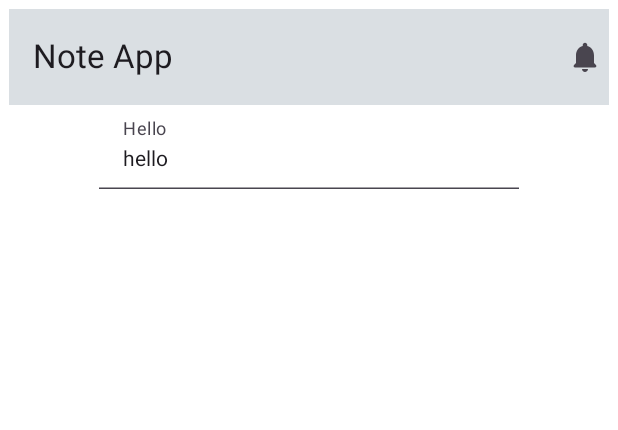
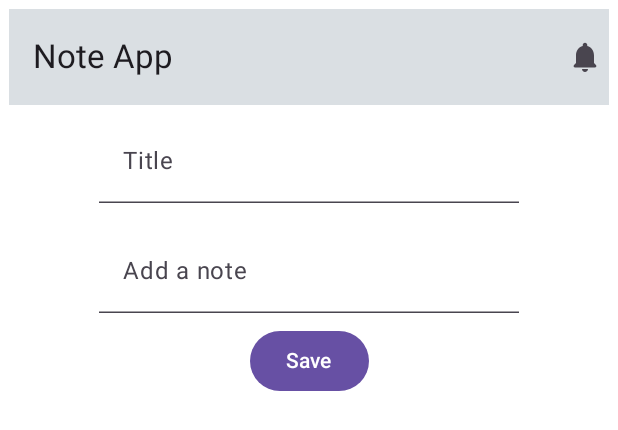
Before and after one commit to arstanrakhmat/compose-note-app, an Android app built with Jetpack Compose: the @Preview function NotesScreenPreview, on a phone screen of 412 x 824 dp. Shown: the top 430 px of the screen. Run offline under Robolectric (Android 15) with nearby library versions, the phone set to English and light mode, and no system bars.

Commit message:
Implement text fields and button

```diff
--- a/app/src/main/java/com/example/noteapp/MainActivity.kt
+++ b/app/src/main/java/com/example/noteapp/MainActivity.kt
@@ -6,10 +6,10 @@ import androidx.activity.compose.setContent
 import androidx.compose.foundation.layout.fillMaxSize
 import androidx.compose.material3.MaterialTheme
 import androidx.compose.material3.Surface
-import androidx.compose.material3.Text
 import androidx.compose.runtime.Composable
 import androidx.compose.ui.Modifier
 import androidx.compose.ui.tooling.preview.Preview
+import com.example.noteapp.screen.NoteScreen
 import com.example.noteapp.ui.theme.NoteAppTheme
 
 class MainActivity : ComponentActivity() {
@@ -22,13 +22,12 @@ class MainActivity : ComponentActivity() {
                     modifier = Modifier.fillMaxSize(),
                     color = MaterialTheme.colorScheme.background
                 ) {
-
+                    NoteScreen()
                 }
             }
         }
     }
 }
-
 
 
 @Preview(showBackground = true)
--- a/app/src/main/java/com/example/noteapp/components/NoteComponents.kt
+++ b/app/src/main/java/com/example/noteapp/components/NoteComponents.kt
@@ -1,7 +1,9 @@
 package com.example.noteapp.components
 
+import androidx.compose.foundation.shape.CircleShape
 import androidx.compose.foundation.text.KeyboardActions
 import androidx.compose.foundation.text.KeyboardOptions
+import androidx.compose.material3.Button
 import androidx.compose.material3.ExperimentalMaterial3Api
 import androidx.compose.material3.Text
 import androidx.compose.material3.TextField
@@ -39,3 +41,20 @@ fun NoteInputText(
         modifier = modifier
     )
 }
+
+@Composable
+fun NoteButton(
+    modifier: Modifier = Modifier,
+    text: String,
+    onClick: () -> Unit,
+    enable: Boolean = true
+) {
+    Button(
+        onClick = onClick,
+        shape = CircleShape,
+        enabled = enable,
+        modifier = modifier
+    ) {
+        Text(text = text)
+    }
+}
--- a/app/src/main/java/com/example/noteapp/screen/NoteScreen.kt
+++ b/app/src/main/java/com/example/noteapp/screen/NoteScreen.kt
@@ -11,6 +11,10 @@ import androidx.compose.material3.Text
 import androidx.compose.material3.TopAppBar
 import androidx.compose.material3.TopAppBarDefaults
 import androidx.compose.runtime.Composable
+import androidx.compose.runtime.getValue
+import androidx.compose.runtime.mutableStateOf
+import androidx.compose.runtime.remember
+import androidx.compose.runtime.setValue
 import androidx.compose.ui.Alignment
 import androidx.compose.ui.Modifier
 import androidx.compose.ui.graphics.Color
@@ -18,11 +22,20 @@ import androidx.compose.ui.res.stringResource
 import androidx.compose.ui.tooling.preview.Preview
 import androidx.compose.ui.unit.dp
 import com.example.noteapp.R
+import com.example.noteapp.components.NoteButton
 import com.example.noteapp.components.NoteInputText
 
 @OptIn(ExperimentalMaterial3Api::class)
 @Composable
 fun NoteScreen() {
+    var title by remember {
+        mutableStateOf("")
+    }
+
+    var description by remember {
+        mutableStateOf("")
+    }
+
     Column(modifier = Modifier.padding(6.dp)) {
         TopAppBar(title = {
             Text(text = stringResource(id = R.string.app_name))
@@ -38,7 +51,25 @@ fun NoteScreen() {
             modifier = Modifier.fillMaxWidth(),
             horizontalAlignment = Alignment.CenterHorizontally
         ) {
-            NoteInputText(text = "hello", label = "Hello", onTextChange = {})
+            NoteInputText(modifier = Modifier.padding(
+                top = 9.dp,
+                bottom = 8.dp
+            ), text = title, label = "Title", onTextChange = {
+                if (it.all { char ->
+                        char.isLetter() || char.isWhitespace()
+                    }) title = it
+            })
+
+            NoteInputText(modifier = Modifier.padding(
+                top = 9.dp,
+                bottom = 8.dp
+            ), text = description, label = "Add a note", onTextChange = {
+                if (it.all { char ->
+                        char.isLetter() || char.isWhitespace()
+                    }) description = it
+            })
+
+            NoteButton(text = "Save", onClick = { /*TODO*/ })
         }
     }
 }
```
